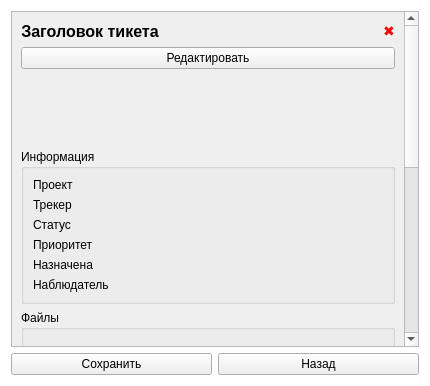
Old version of the form ticketcard.ui in the repository abdull-vetrom/TickteSystem.
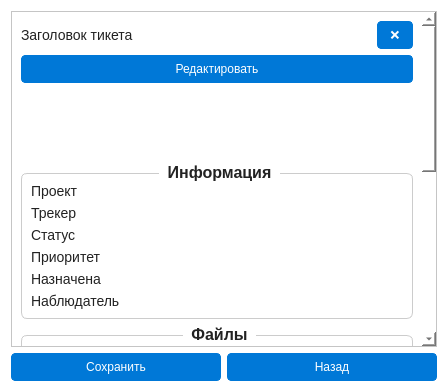
New version of the form.

What changed in the file:
```diff
--- a/ticketcard.ui
+++ b/ticketcard.ui
@@ -4,8 +4,35 @@
  <widget class="QWidget" name="TicketCard">
   <property name="styleSheet">
    <string notr="true">
-QWidget#TicketCard {
-    background-color: white;
+QWidget {
+    background-color: #ffffff;
+    font-family: 'Segoe UI', sans-serif;
+    color: #222;
+}
+QLabel {
+    font-size: 14px;
+}
+QPushButton {
+    padding: 6px 12px;
+    border: 1px solid #0078D7;
+    background-color: #0078D7;
+    color: white;
+    border-radius: 4px;
+}
+QPushButton:hover {
+    background-color: #005A9E;
+}
+QGroupBox {
+    font-size: 16px;
+    font-weight: bold;
+    border: 1px solid #ccc;
+    border-radius: 6px;
+    margin-top: 10px;
+}
+QGroupBox::title {
+    subcontrol-origin: margin;
+    subcontrol-position: top center;
+    padding: 0 6px;
 }
 QLabel.historyBlock {
     background-color: #f5f5f5;
@@ -13,23 +40,25 @@
     border-radius: 6px;
     padding: 10px;
 }
-QLabel.historyHeader {
+QLabel.historyHeader, QLabel.historyComment {
     background-color: #ffffff;
     border: 1px solid #ccc;
     border-radius: 4px;
     padding: 6px;
 }
-QLabel.historyComment {
-    background-color: #ffffff;
-    border: 1px solid #ccc;
-    border-radius: 4px;
-    padding: 6px;
-    margin-top: 5px;
-    font-style: italic;
+QTextEdit {
+    background: transparent;
+    border: none;
+    font-size: 14px;
+}
+QTextEdit[readOnly="true"] {
+    background: transparent;
+    border: none;
 }
    </string>
   </property>
-  <layout class="QVBoxLayout" name="verticalLayout">
+
+  <layout class="QVBoxLayout" name="mainLayout">
    <item>
     <widget class="QScrollArea" name="mainScrollArea">
      <property name="widgetResizable">
@@ -42,77 +71,34 @@
         <layout class="QHBoxLayout">
          <item>
           <widget class="QLabel" name="ticketTitleLabel">
-           <property name="text">
-            <string>Заголовок тикета</string>
-           </property>
-           <property name="alignment">
-            <set>Qt::AlignCenter</set>
-           </property>
-           <property name="styleSheet">
-            <string>font-size: 16px; font-weight: bold;</string>
-           </property>
+          <property name="text"><string>Заголовок тикета</string></property>
+          <property name="alignment"><set>Qt::AlignLeft | Qt::AlignVCenter</set></property>
           </widget>
          </item>
          <item>
           <spacer name="horizontalSpacer">
-           <property name="orientation">
-            <enum>Qt::Horizontal</enum>
-           </property>
-           <property name="sizeType">
-            <enum>QSizePolicy::Expanding</enum>
-           </property>
+          <property name="orientation"><enum>Qt::Horizontal</enum></property>
            <property name="sizeHint" stdset="0">
-            <size>
-             <width>20</width>
-             <height>20</height>
-            </size>
+           <size><width>40</width><height>20</height></size>
            </property>
           </spacer>
          </item>
          <item>
           <widget class="QPushButton" name="closeButton">
            <property name="text">
-            <string>✖</string>
+           <string>❌</string>
            </property>
            <property name="toolTip">
             <string>Закрыть</string>
            </property>
-           <property name="maximumSize">
-            <size>
-             <width>20</width>
-             <height>20</height>
-            </size>
-           </property>
-           <property name="styleSheet">
-            <string notr="true">
-QPushButton {
-    background: transparent;
-    border: none;
-    color: red;
-    font-weight: bold;
-    font-size: 14px;
-}
-QPushButton:hover {
-    color: darkred;
-    text-decoration: underline;
-}
-            </string>
-           </property>
-          </widget>
-         </item>
+         </widget>
+        </item>
+
         </layout>
        </item>
 
        <item><widget class="QPushButton" name="editButton"><property name="text"><string>Редактировать</string></property></widget></item>
-
-       <item>
-        <widget class="QTextEdit" name="ticketDescription">
-         <property name="readOnly"><bool>true</bool></property>
-         <property name="styleSheet">
-          <string notr="true">QTextEdit { background: transparent; border: none; }</string>
-         </property>
-        </widget>
-       </item>
+       <item><widget class="QTextEdit" name="ticketDescription"><property name="readOnly"><bool>true</bool></property></widget></item>
 
        <item>
         <widget class="QGroupBox" name="infoBox">
@@ -134,25 +120,8 @@
         </widget>
        </item>
 
-       <item>
-        <widget class="QGroupBox" name="filesBox">
-         <property name="title"><string>Файлы</string></property>
-         <layout class="QVBoxLayout" name="filesLayout"/>
-        </widget>
-       </item>
-
-       <item>
-        <widget class="QGroupBox" name="historyBox">
-         <property name="title"><string>История</string></property>
-         <layout class="QVBoxLayout" name="verticalLayout_historyGroup">
-         <item>
-          <widget class="QWidget" name="historyScrollContents">
-           <layout class="QVBoxLayout" name="historyLayout"/>
-          </widget>
-         </item>
-         </layout>
-        </widget>
-       </item>
+       <item><widget class="QGroupBox" name="filesBox"><property name="title"><string>Файлы</string></property><layout class="QVBoxLayout" name="filesLayout"/></widget></item>
+       <item><widget class="QGroupBox" name="historyBox"><property name="title"><string>История</string></property><layout class="QVBoxLayout" name="historyLayout"/></widget></item>
 
        <item>
         <widget class="QWidget" name="editPanel">
```
Left out of the diff: 2 changed lines with no effect on the pictures. Lines whose indentation alone changed are shown as unchanged.
